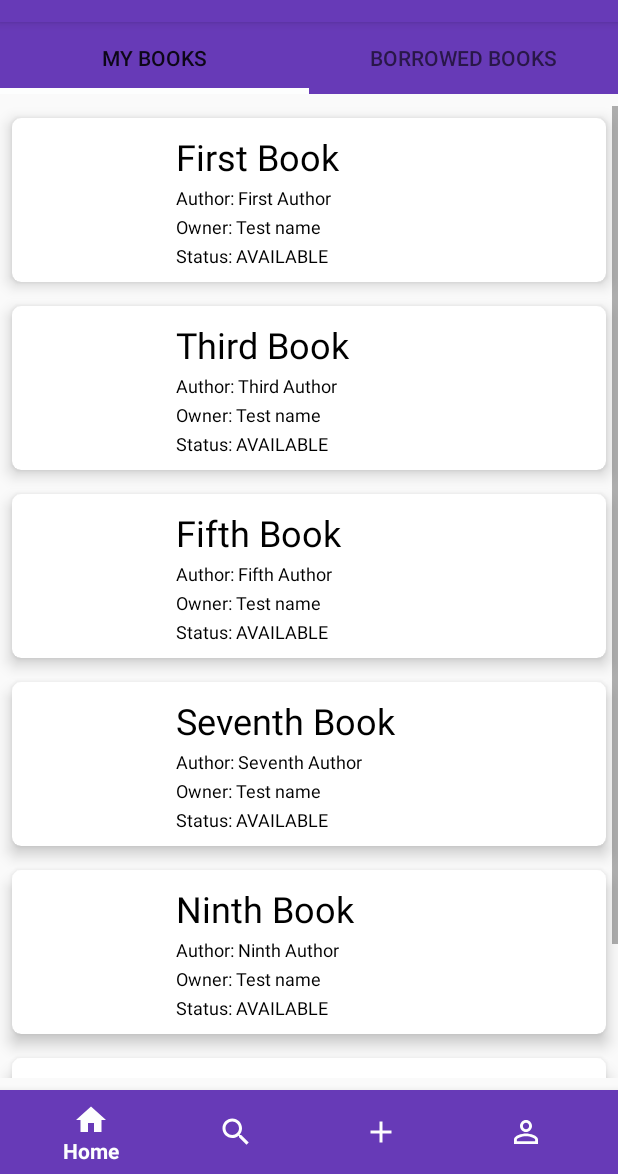
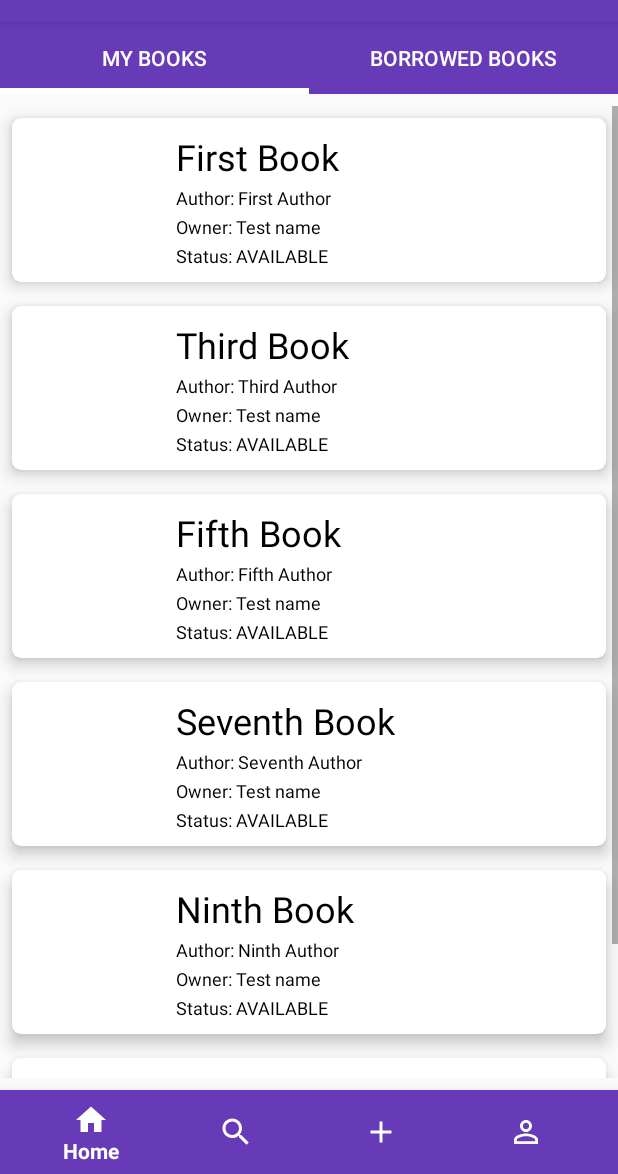
Before and after one commit to CMPUT301W19T07/Virtual-Library, an Android app: the MyBookFragment screen opened directly, with no data from a screen before it, on a phone screen of 412 x 824 dp, the part 62-1236 px from its top. Run offline under Robolectric (Android 15) with nearby library versions, the phone set to English and light mode, and no system bars.

Commit message:
Fixing Merge problems

```diff
--- a/app/src/main/java/vl/team07/com/virtuallibrary/BorrowedBookFragment.java
+++ b/app/src/main/java/vl/team07/com/virtuallibrary/BorrowedBookFragment.java
@@ -58,7 +58,7 @@ public class BorrowedBookFragment extends android.support.v4.app.Fragment {
                 Book clickedBook = borrowedBookList.get(position);
 
                 Context context = v.getContext();
-                Intent intent = new Intent(context, NonOwnerBookDetailsActivity.class);
+                Intent intent = new Intent(context, BorrowedBookDetailsActivity.class);
                 String title = clickedBook.getTitle();
                 String author = clickedBook.getAuthor();
                 int isbn = clickedBook.getISBN();
--- a/app/src/main/java/vl/team07/com/virtuallibrary/DatabaseHandler.java
+++ b/app/src/main/java/vl/team07/com/virtuallibrary/DatabaseHandler.java
@@ -90,29 +90,29 @@ public class DatabaseHandler {
      * @see MyBookFragment
      */
 
-    public ArrayList<Book> retrieveAvailableBook() {
-
-        databaseReference.keepSynced(true);
-        databaseReference.child("Books").addListenerForSingleValueEvent(new ValueEventListener() {
-            @Override
-            public void onDataChange(@NonNull DataSnapshot dataSnapshot) {
-                for (DataSnapshot adSnapshot : dataSnapshot.getChildren()) {
-                    Book book = adSnapshot.getValue(Book.class);
-                    newBookList.add(book);
-                }
-                System.out.println("Size of the list in onDataChange is: " + newBookList.size());
-
-            }
-
-
-            @Override
-            public void onCancelled(@NonNull DatabaseError databaseError) {
-
-            }
-        });
-        System.out.println("Size of the list outside onDataChange is: " + newBookList.size());
-        return newBookList;
-    }
+//    public ArrayList<Book> retrieveAvailableBook() {
+//
+//        databaseReference.keepSynced(true);
+//        databaseReference.child("Books").addListenerForSingleValueEvent(new ValueEventListener() {
+//            @Override
+//            public void onDataChange(@NonNull DataSnapshot dataSnapshot) {
+//                for (DataSnapshot adSnapshot : dataSnapshot.getChildren()) {
+//                    Book book = adSnapshot.getValue(Book.class);
+//                    newBookList.add(book);
+//                }
+//                System.out.println("Size of the list in onDataChange is: " + newBookList.size());
+//
+//            }
+//
+//
+//            @Override
+//            public void onCancelled(@NonNull DatabaseError databaseError) {
+//
+//            }
+//        });
+//        System.out.println("Size of the list outside onDataChange is: " + newBookList.size());
+//        return newBookList;
+//    }
 
 
 //    public void retrieveAvailableBook() {
--- a/app/src/main/java/vl/team07/com/virtuallibrary/MyBookFragment.java
+++ b/app/src/main/java/vl/team07/com/virtuallibrary/MyBookFragment.java
@@ -82,6 +82,7 @@ public class MyBookFragment extends android.support.v4.app.Fragment {
                 extras.putInt("ISBN", isbn);
                 extras.putString("OWNERADDRESS", ownerAddress);
                 extras.putString("DESCRIPTION", description);
+                extras.putString("STATUS", status);
                 intent.putExtras(extras);
                 context.startActivity(intent);
 
@@ -110,8 +111,8 @@ public class MyBookFragment extends android.support.v4.app.Fragment {
         testBook = new Book("Eleventh Book", "Eleventh Author", 1234567890, user, BookStatus.AVAILABLE, "Description","SSN",null);
         myBookList.add(testBook);
 
-        DatabaseHandler dh = new DatabaseHandler(getActivity());
-        myBookList = dh.retrieveAvailableBook();
+//        DatabaseHandler dh = new DatabaseHandler(getActivity());
+//        myBookList = dh.retrieveAvailableBook();
 
     }
 
--- a/app/src/main/res/layout/fragment_home.xml
+++ b/app/src/main/res/layout/fragment_home.xml
@@ -14,7 +14,9 @@
         app:tabIndicatorColor="@color/iconWhite"
         app:tabIndicatorHeight="4dp"
         app:tabBackground="@color/colorPrimary"
-        app:tabMode="fixed">
+        app:tabMode="fixed"
+        app:tabTextColor="@color/iconWhite">
+
     </android.support.design.widget.TabLayout>
 
 
```
